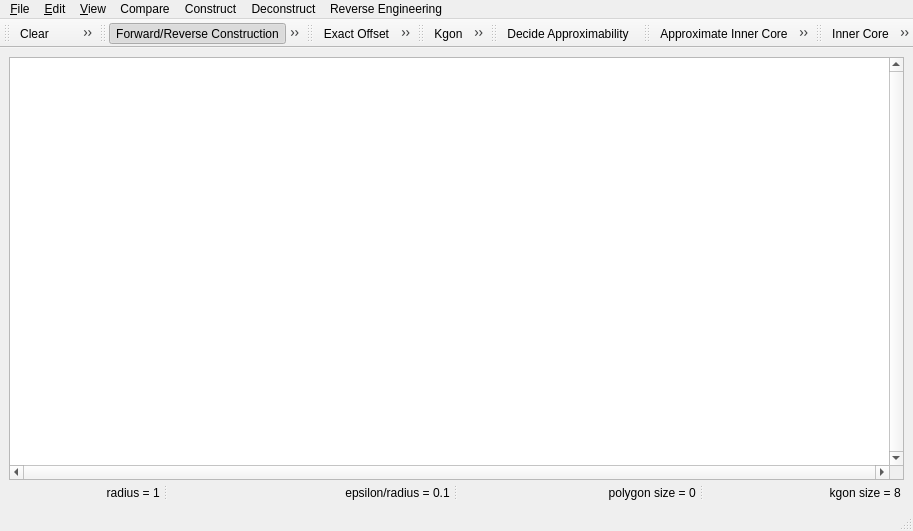
The window that Minkowski_sum_with_circle_2/demo/Minkowski_sum_with_circle_2/Polygon_offset_2.ui (CGAL/cgal-public-dev) describes before a commit, drawn with Qt 5.
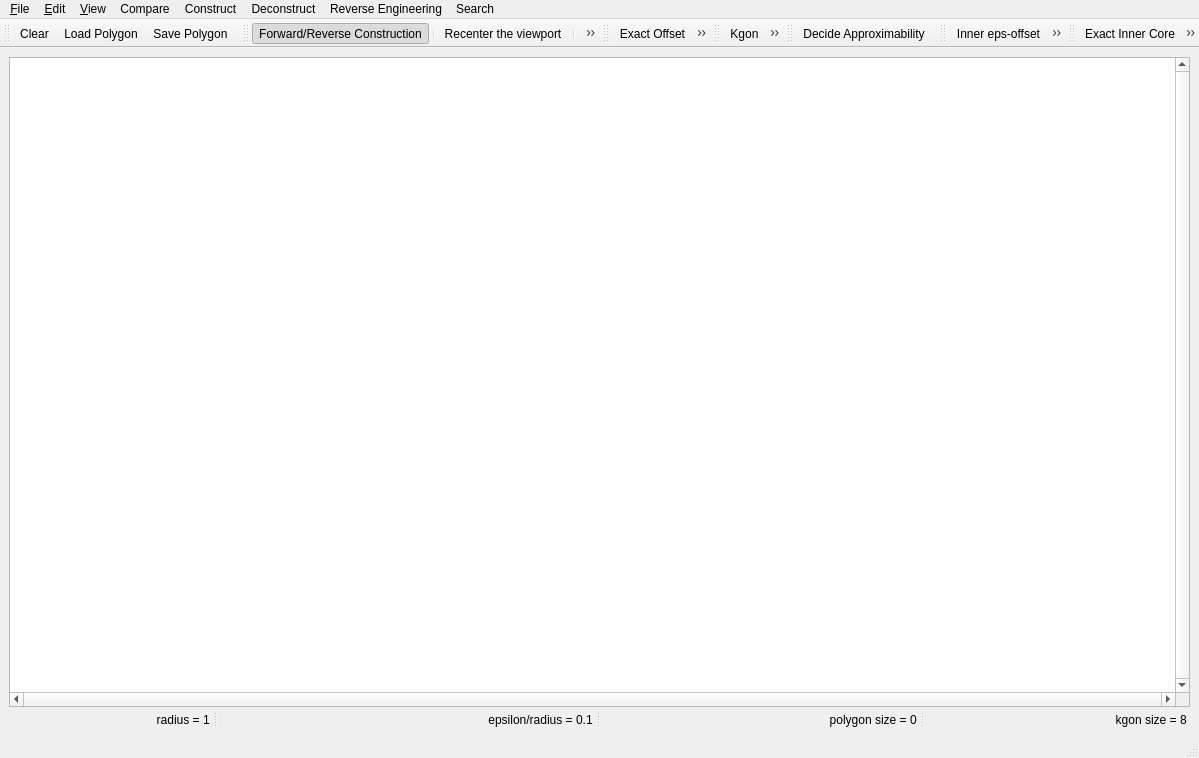
The same window after the commit. Icons and pictures are not drawn.

Commit message: update UI with intermediate decision actions

Patch:
```diff
--- a/Minkowski_sum_with_circle_2/demo/Minkowski_sum_with_circle_2/Polygon_offset_2.ui
+++ b/Minkowski_sum_with_circle_2/demo/Minkowski_sum_with_circle_2/Polygon_offset_2.ui
@@ -7,8 +7,8 @@
    <rect>
     <x>0</x>
     <y>0</y>
-    <width>913</width>
-    <height>531</height>
+    <width>1199</width>
+    <height>758</height>
    </rect>
   </property>
   <property name="windowTitle">
@@ -117,8 +117,8 @@
     <rect>
      <x>0</x>
      <y>0</y>
-     <width>913</width>
-     <height>22</height>
+     <width>1199</width>
+     <height>31</height>
     </rect>
    </property>
    <widget class="QMenu" name="menuFile">
@@ -229,6 +229,13 @@
     <addaction name="separator"/>
     <addaction name="actionCheckApproximabilityApp"/>
    </widget>
+   <widget class="QMenu" name="menuSearch">
+    <property name="title">
+     <string>Search</string>
+    </property>
+    <addaction name="actionSearchMinEpsilon"/>
+    <addaction name="actionSearchMaxRadius"/>
+   </widget>
    <addaction name="menuFile"/>
    <addaction name="menuEdit"/>
    <addaction name="menuView"/>
@@ -236,6 +243,7 @@
    <addaction name="menuConstruct"/>
    <addaction name="menuDeconstruct"/>
    <addaction name="menuReverse_Engineering"/>
+   <addaction name="menuSearch"/>
   </widget>
   <widget class="QToolBar" name="compareToolBar">
    <property name="windowTitle">
@@ -289,15 +297,18 @@
    <attribute name="toolBarBreak">
     <bool>false</bool>
    </attribute>
+   <addaction name="actionConstructInnerTolerance"/>
    <addaction name="actionConstructInnerCoreApp"/>
+   <addaction name="actionConstructInnerOffsetApp"/>
    <addaction name="actionConstructInnerCoreSum"/>
    <addaction name="actionConstructInnerDiffApp"/>
-   <addaction name="actionYesApproximability"/>
    <addaction name="separator"/>
+   <addaction name="actionConstructOuterTolerance"/>
    <addaction name="actionConstructOuterCoreApp"/>
+   <addaction name="actionConstructOuterOffsetApp"/>
    <addaction name="actionConstructOuterCoreSum"/>
    <addaction name="actionConstructOuterDiffApp"/>
-   <addaction name="actionNoApproximability"/>
+   <addaction name="separator"/>
   </widget>
   <widget class="QToolBar" name="convexToolBar">
    <property name="windowTitle">
@@ -638,7 +649,7 @@
      <normaloff>:/cgal/Polygon_offset_2/icons/Outer_core_2.png</normaloff>:/cgal/Polygon_offset_2/icons/Outer_core_2.png</iconset>
    </property>
    <property name="text">
-    <string>Outer Core</string>
+    <string>Exact Outer Core</string>
    </property>
    <property name="toolTip">
     <string>Inset r-eps</string>
@@ -695,7 +706,7 @@
      <normaloff>:/cgal/Polygon_offset_2/icons/Approximability_2.png</normaloff>:/cgal/Polygon_offset_2/icons/Approximability_2.png</iconset>
    </property>
    <property name="text">
-    <string>Check Approximability</string>
+    <string>Exact Check Approximability</string>
    </property>
    <property name="toolTip">
     <string>Is (convex) polygon close to offset?</string>
@@ -722,7 +733,7 @@
      <normaloff>:/cgal/Polygon_offset_2/icons/Inner_core_2.png</normaloff>:/cgal/Polygon_offset_2/icons/Inner_core_2.png</iconset>
    </property>
    <property name="text">
-    <string>Inner Core</string>
+    <string>Exact Inner Core</string>
    </property>
    <property name="toolTip">
     <string>Inset r+eps</string>
@@ -752,7 +763,7 @@
      <normaloff>:/cgal/Polygon_offset_2/icons/Inner_core_app_2.png</normaloff>:/cgal/Polygon_offset_2/icons/Inner_core_app_2.png</iconset>
    </property>
    <property name="text">
-    <string>Approximate Inner Core</string>
+    <string>Inner Core (r-inset)</string>
    </property>
    <property name="toolTip">
     <string>~Inner Core</string>
@@ -767,7 +778,7 @@
      <normaloff>:/cgal/Polygon_offset_2/icons/Outer_core_app_2.png</normaloff>:/cgal/Polygon_offset_2/icons/Outer_core_app_2.png</iconset>
    </property>
    <property name="text">
-    <string>Approximate Outer Core</string>
+    <string>Outer Core (r-inset)</string>
    </property>
    <property name="toolTip">
     <string>~Outer Core</string>
@@ -782,7 +793,7 @@
      <normaloff>:/cgal/Polygon_offset_2/icons/Inner_core_ms_2.png</normaloff>:/cgal/Polygon_offset_2/icons/Inner_core_ms_2.png</iconset>
    </property>
    <property name="text">
-    <string>Approximate Inner Core Sum</string>
+    <string>Inner r+eps-offset</string>
    </property>
    <property name="toolTip">
     <string>~Inner Core Sum</string>
@@ -797,7 +808,7 @@
      <normaloff>:/cgal/Polygon_offset_2/icons/Outer_core_ms_2.png</normaloff>:/cgal/Polygon_offset_2/icons/Outer_core_ms_2.png</iconset>
    </property>
    <property name="text">
-    <string>Approximate Outer Core Sum</string>
+    <string>Outer r+eps-offset</string>
    </property>
    <property name="toolTip">
     <string>~Outer Core Sum</string>
@@ -808,7 +819,7 @@
     <bool>false</bool>
    </property>
    <property name="enabled">
-    <bool>false</bool>
+    <bool>true</bool>
    </property>
    <property name="icon">
     <iconset resource="Polygon_offset_2.qrc">
@@ -827,7 +838,7 @@
     <bool>false</bool>
    </property>
    <property name="enabled">
-    <bool>false</bool>
+    <bool>true</bool>
    </property>
    <property name="icon">
     <iconset resource="Polygon_offset_2.qrc">
@@ -850,7 +861,7 @@
      <normaloff>:/cgal/Polygon_offset_2/icons/Inner_core_diff_2.png</normaloff>:/cgal/Polygon_offset_2/icons/Inner_core_diff_2.png</iconset>
    </property>
    <property name="text">
-    <string>Approximate Inner Diff</string>
+    <string>Inner Diff</string>
    </property>
    <property name="toolTip">
     <string>~ Inner Diff</string>
@@ -865,12 +876,104 @@
      <normaloff>:/cgal/Polygon_offset_2/icons/Outer_core_diff_2.png</normaloff>:/cgal/Polygon_offset_2/icons/Outer_core_diff_2.png</iconset>
    </property>
    <property name="text">
-    <string>Approximate Outer Diff</string>
+    <string>Outer Diff</string>
    </property>
    <property name="toolTip">
     <string>~ Outer Diff</string>
    </property>
   </action>
+  <action name="actionConstructInnerTolerance">
+   <property name="checkable">
+    <bool>true</bool>
+   </property>
+   <property name="enabled">
+    <bool>true</bool>
+   </property>
+   <property name="icon">
+    <iconset resource="Polygon_offset_2.qrc">
+     <normaloff>:/cgal/Polygon_offset_2/icons/Inner_tolerance_2.png</normaloff>:/cgal/Polygon_offset_2/icons/Inner_tolerance_2.png</iconset>
+   </property>
+   <property name="text">
+    <string>Inner eps-offset</string>
+   </property>
+  </action>
+  <action name="actionConstructOuterTolerance">
+   <property name="checkable">
+    <bool>true</bool>
+   </property>
+   <property name="enabled">
+    <bool>true</bool>
+   </property>
+   <property name="icon">
+    <iconset resource="Polygon_offset_2.qrc">
+     <normaloff>:/cgal/Polygon_offset_2/icons/Outer_tolerance_2.png</normaloff>:/cgal/Polygon_offset_2/icons/Outer_tolerance_2.png</iconset>
+   </property>
+   <property name="text">
+    <string>Outer eps-offset</string>
+   </property>
+  </action>
+  <action name="actionConstructInnerOffsetApp">
+   <property name="checkable">
+    <bool>true</bool>
+   </property>
+   <property name="enabled">
+    <bool>true</bool>
+   </property>
+   <property name="icon">
+    <iconset resource="Polygon_offset_2.qrc">
+     <normaloff>:/cgal/Polygon_offset_2/icons/Inner_offset_app_2.png</normaloff>:/cgal/Polygon_offset_2/icons/Inner_offset_app_2.png</iconset>
+   </property>
+   <property name="text">
+    <string>Inner r-offset</string>
+   </property>
+  </action>
+  <action name="actionConstructOuterOffsetApp">
+   <property name="checkable">
+    <bool>true</bool>
+   </property>
+   <property name="enabled">
+    <bool>true</bool>
+   </property>
+   <property name="icon">
+    <iconset resource="Polygon_offset_2.qrc">
+     <normaloff>:/cgal/Polygon_offset_2/icons/Outer_offset_app_2.png</normaloff>:/cgal/Polygon_offset_2/icons/Outer_offset_app_2.png</iconset>
+   </property>
+   <property name="text">
+    <string>Outer r-offset</string>
+   </property>
+  </action>
+  <action name="actionConstructInnerOffset">
+   <property name="checkable">
+    <bool>true</bool>
+   </property>
+   <property name="enabled">
+    <bool>true</bool>
+   </property>
+   <property name="text">
+    <string>Inner r-offset (exact)</string>
+   </property>
+  </action>
+  <action name="actionConstructOuterOffset">
+   <property name="checkable">
+    <bool>true</bool>
+   </property>
+   <property name="enabled">
+    <bool>true</bool>
+   </property>
+   <property name="text">
+    <string>Outer r-offset (exact)</string>
+   </property>
+  </action>
+  <action name="actionSearchMinEpsilon">
+   <property name="text">
+    <string>Minimal Tolerance</string>
+   </property>
+  </action>
+  <action name="actionSearchMaxRadius">
+   <property name="text">
+    <string>Maximal Radius</string>
+   </property>
+  </action>
  </widget>
  <resources>
   <include location="../icons/File.qrc"/>
```
Left out of the diff: 17 changed lines with no effect on the pictures.
